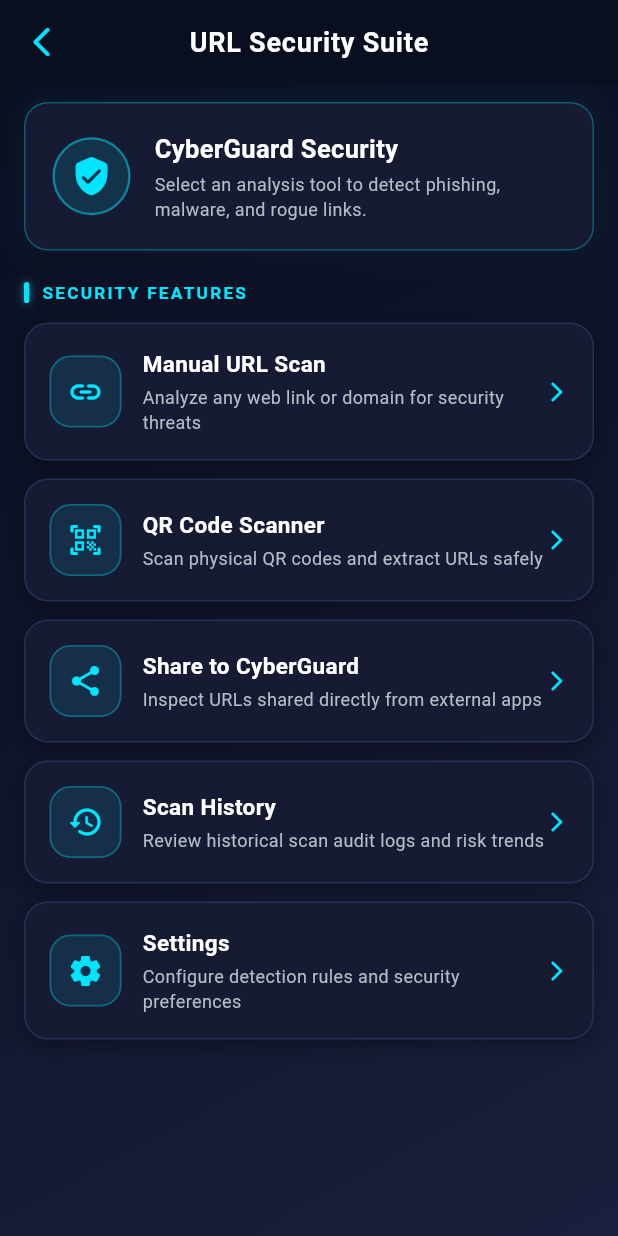
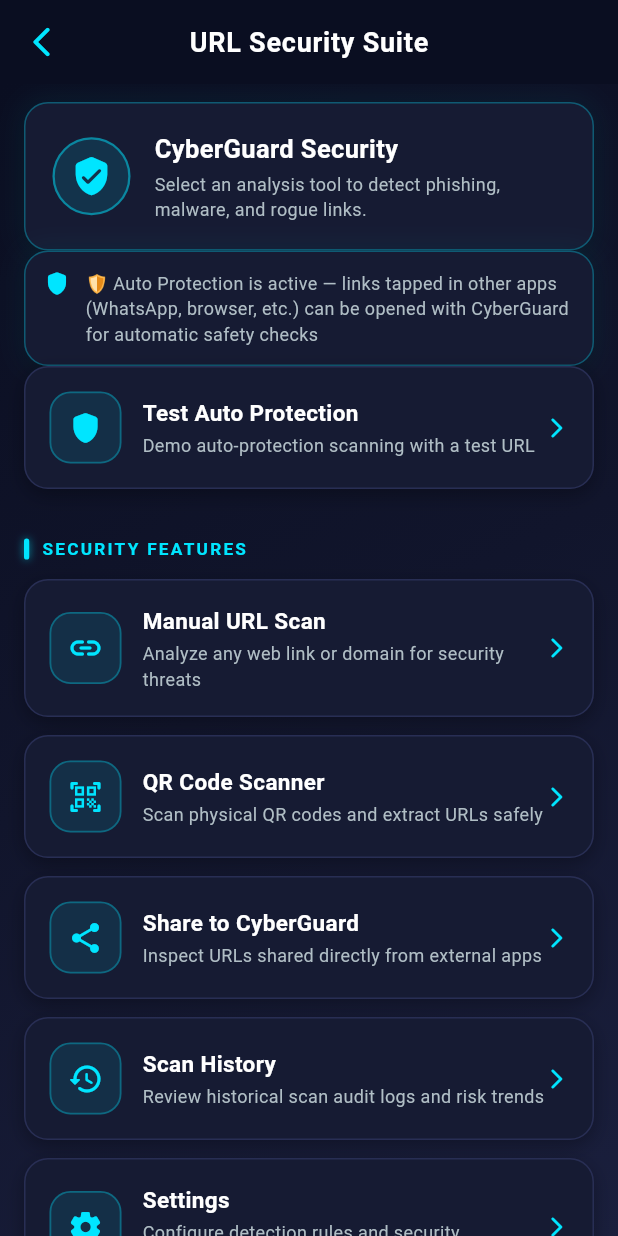
Before and after one commit to Syeda-Arman019/cyberguard_mobile, a Flutter app: the HomeScreen screen opened directly, on a phone screen of 412 x 824 dp. Run offline on Flutter 3.47's test engine with Material 3 defaults, Android fonts, the phone set to English and light mode, and no system bars; our stand-ins replace hive, hive_flutter, permission_handler, shared_preferences, vibration; missing offline and left inert: mobile_scanner, receive_sharing_intent; accounts and stored records are empty; network calls fail.

Commit message:
Auto protection mode added

```diff
--- a/lib/screens/home_screen.dart
+++ b/lib/screens/home_screen.dart
@@ -6,6 +6,7 @@
 import 'share_receive_screen.dart';
 import 'history_screen.dart';
 import 'settings_screen.dart';
+import 'auto_protection_screen.dart';
 import 'widgets/cyber_components.dart';
 
 class HomeScreen extends StatelessWidget {
@@ -133,7 +134,35 @@
                 ),
               ),
 
-              const SizedBox(height: 20),
+                             // Auto Protection Info Banner
+                            // Auto Protection Info Banner
+              CyberCard(
+                padding: const EdgeInsets.all(12),
+                borderColor: CyberColors.cyan.withAlpha(80),
+                child: Row(
+                  crossAxisAlignment: CrossAxisAlignment.start,
+                  children: [
+                    const Icon(Icons.shield_rounded, color: CyberColors.cyan, size: 18),
+                    const SizedBox(width: 10),
+                    Expanded(
+                      child: Text(
+                        '🛡️ Auto Protection is active — links tapped in other apps (WhatsApp, browser, etc.) can be opened with CyberGuard for automatic safety checks',
+                        style: const TextStyle(fontSize: 12, color: CyberColors.textSecondary),
+                      ),
+                    ),
+                  ],
+                ),
+              ),
+               _buildFeatureCard(
+                 context: context,
+                 icon: Icons.shield_rounded,
+                 title: 'Test Auto Protection',
+                 subtitle: 'Demo auto‑protection scanning with a test URL',
+                 destination: const AutoProtectionScreen(
+                   url: 'http://testsafebrowsing.appspot.com/s/phishing.html',
+                 ),
+               ),
+               const SizedBox(height: 20),
               const SectionHeader(title: 'Security Features'),
               const SizedBox(height: 12),
 
--- a/pubspec.yaml
+++ b/pubspec.yaml
@@ -41,6 +41,10 @@
 
   receive_sharing_intent: ^1.5.1
   permission_handler: ^11.3.1
+  audioplayers: ^5.2.0
+  vibration: ^3.2.1
+  shared_preferences: ^2.2.3
+  url_launcher: ^6.2.6
 
 dev_dependencies:
   flutter_test:
```
Also changed, not shown: lib/screens/auto_protection_screen.dart (added, +145 -0 lines), lib/screens/settings_screen.dart (+32 -2 lines), pubspec.lock, 8 other files.
